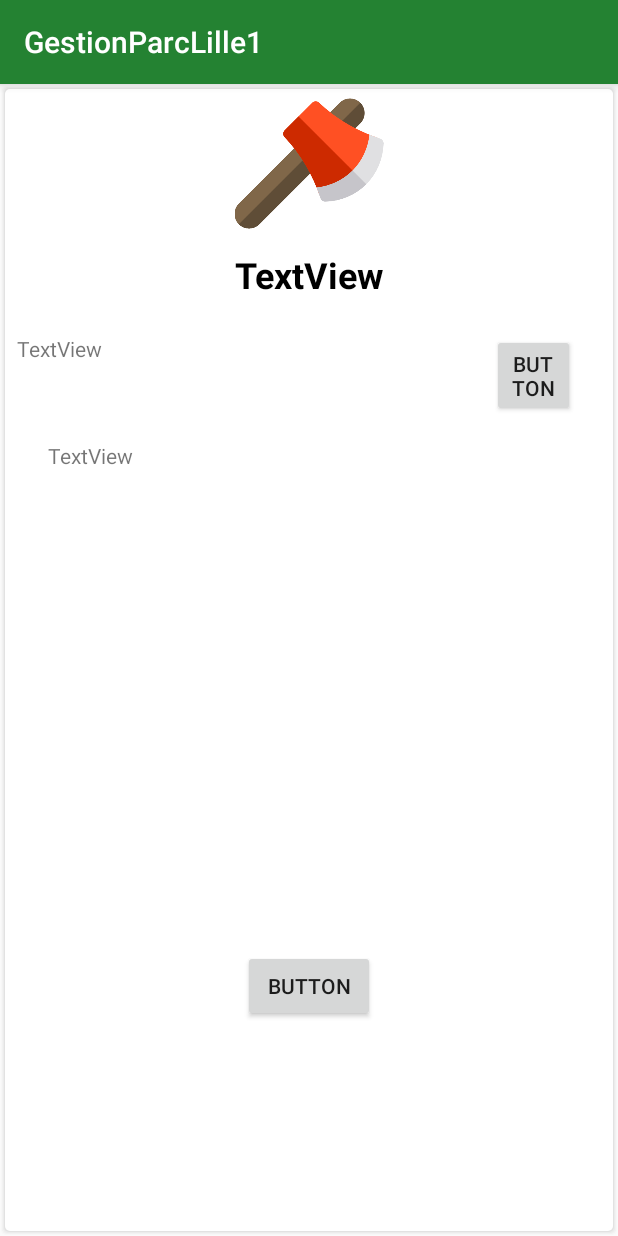
After one commit to hvalette/GestionParcLille1, an Android app: the DetailActivity screen opened directly, with no data from a screen before it, on a phone screen of 412 x 824 dp. The commit adds this screen. Run offline under Robolectric (Android 15) with nearby library versions, the phone set to English and light mode, and no system bars; our stand-ins replace Room's generated code; 3 statements that could not run were skipped.

Commit message:
get address from lat/long + view details of element + delete 1 element + see address on gmap

```diff
--- a/app/src/main/java/com/lille1/hvalette/gestionparclille1/AddProblemeActivity.kt
+++ b/app/src/main/java/com/lille1/hvalette/gestionparclille1/AddProblemeActivity.kt
@@ -12,6 +12,7 @@ import android.support.v4.app.ActivityCompat
 import android.util.Log
 import android.widget.AdapterView
 import android.widget.ArrayAdapter
+import android.widget.Toast
 import kotlinx.android.synthetic.main.activity_add_probleme.*
 
 class AddProblemeActivity : AppCompatActivity() {
@@ -30,7 +31,7 @@ class AddProblemeActivity : AppCompatActivity() {
         }else{
             val myLocation = locationManager?.getLastKnownLocation(LocationManager.PASSIVE_PROVIDER)
             latitude.setText(myLocation?.latitude.toString())
-            latitude.setText(myLocation?.longitude.toString())
+            longitude.setText(myLocation?.longitude.toString())
             locationManager?.requestLocationUpdates(LocationManager.GPS_PROVIDER, 0L, 0f, locationListener);
             locationManager?.requestLocationUpdates(LocationManager.NETWORK_PROVIDER, 0L, 0f, locationListener);
         }
@@ -40,7 +41,8 @@ class AddProblemeActivity : AppCompatActivity() {
         type.adapter = ArrayAdapter(this, android.R.layout.simple_spinner_dropdown_item, myStrings)
         var dao = GestionParcLille1App.database.problemeDao()
         submit.setOnClickListener{
-            dao.insert(Probleme(type.selectedItemPosition, latitude.text.toString().toDouble(), longitude.text.toString().toDouble(), description.text.toString()))
+            val probleme = Probleme(type.selectedItemPosition, latitude.text.toString().toDouble(), longitude.text.toString().toDouble(), description.text.toString())
+            dao.insert(probleme)
             val intent = Intent(this, HomeActivity::class.java)
             startActivity(intent)
         }
--- a/app/src/main/java/com/lille1/hvalette/gestionparclille1/Probleme.kt
+++ b/app/src/main/java/com/lille1/hvalette/gestionparclille1/Probleme.kt
@@ -4,7 +4,7 @@ import android.arch.persistence.room.Entity
 import android.arch.persistence.room.PrimaryKey
 
 @Entity(tableName = "problemes")
-data class Probleme(var type: Int, var lat: Double, var long: Double, var description: String) {
+data class Probleme(var type: Int, var latitude: Double, var longitude: Double, var description: String) {
     @PrimaryKey(autoGenerate = true)
     var id: Long = 0
 
--- a/app/src/main/java/com/lille1/hvalette/gestionparclille1/ProblemeDao.kt
+++ b/app/src/main/java/com/lille1/hvalette/gestionparclille1/ProblemeDao.kt
@@ -8,6 +8,9 @@ interface ProblemeDao {
     @Query("SELECT * from problemes")
     fun getAll(): List<Probleme>
 
+    @Query("SELECT * FROM problemes WHERE id = :id ")
+    fun getById(id:Int): Probleme
+
     @Insert
     fun insert(probleme: Probleme)
 
--- a/app/src/main/java/com/lille1/hvalette/gestionparclille1/ui/home/HomeFragment.kt
+++ b/app/src/main/java/com/lille1/hvalette/gestionparclille1/ui/home/HomeFragment.kt
@@ -3,7 +3,6 @@ package com.lille1.hvalette.gestionparclille1.ui.home
 import android.arch.lifecycle.ViewModelProviders
 import android.content.Intent
 import android.os.Bundle
-import android.support.v4.app.ActivityCompat
 import android.support.v4.app.Fragment
 import android.support.v7.widget.LinearLayoutManager
 import android.support.v7.widget.RecyclerView
@@ -42,7 +41,6 @@ class HomeFragment : Fragment() {
         val myDataset = GestionParcLille1App.database.problemeDao().getAll()
         viewManager = LinearLayoutManager(this.context)
         viewAdapter = GestionAdapter(myDataset, this.context)
-
         recyclerView = problemes_recycler_view
         recyclerView.setHasFixedSize(true)
         recyclerView.layoutManager = viewManager
--- /dev/null
+++ b/app/src/main/res/layout/activity_detail.xml
@@ -0,0 +1,85 @@
+<?xml version="1.0" encoding="utf-8"?>
+<android.support.constraint.ConstraintLayout xmlns:android="http://schemas.android.com/apk/res/android"
+    xmlns:app="http://schemas.android.com/apk/res-auto"
+    xmlns:tools="http://schemas.android.com/tools"
+    android:layout_width="match_parent"
+    android:layout_height="match_parent"
+    android:background="@drawable/shadow"
+    tools:context=".DetailActivity">
+
+    <ImageView
+        android:id="@+id/typeImage"
+        android:layout_width="wrap_content"
+        android:layout_height="99dp"
+        android:layout_marginEnd="8dp"
+        android:layout_marginStart="8dp"
+        app:layout_constraintEnd_toEndOf="parent"
+        app:layout_constraintStart_toStartOf="parent"
+        app:layout_constraintTop_toTopOf="parent"
+        app:srcCompat="@drawable/axe" />
+
+    <TextView
+        android:id="@+id/type"
+        android:layout_width="345dp"
+        android:layout_height="48dp"
+        android:layout_marginEnd="8dp"
+        android:layout_marginStart="8dp"
+        android:layout_marginTop="8dp"
+        android:text="TextView"
+        android:textAlignment="center"
+        android:textColor="@android:color/black"
+        android:textSize="24sp"
+        android:textStyle="bold"
+        android:typeface="normal"
+        app:layout_constraintEnd_toEndOf="parent"
+        app:layout_constraintStart_toStartOf="parent"
+        app:layout_constraintTop_toBottomOf="@+id/typeImage" />
+
+    <TextView
+        android:id="@+id/addresse"
+        android:layout_width="291dp"
+        android:layout_height="63dp"
+        android:layout_marginStart="8dp"
+        android:layout_marginTop="8dp"
+        android:text="TextView"
+        app:layout_constraintStart_toStartOf="parent"
+        app:layout_constraintTop_toBottomOf="@+id/type" />
+
+    <Button
+        android:id="@+id/localiser"
+        android:layout_width="55dp"
+        android:layout_height="wrap_content"
+        android:layout_marginEnd="8dp"
+        android:layout_marginStart="8dp"
+        android:layout_marginTop="8dp"
+        android:text="Button"
+        app:layout_constraintEnd_toEndOf="parent"
+        app:layout_constraintStart_toEndOf="@+id/addresse"
+        app:layout_constraintTop_toBottomOf="@+id/type" />
+
+    <TextView
+        android:id="@+id/description"
+        android:layout_width="348dp"
+        android:layout_height="200dp"
+        android:layout_marginEnd="8dp"
+        android:layout_marginStart="8dp"
+        android:layout_marginTop="8dp"
+        android:text="TextView"
+        app:layout_constraintEnd_toEndOf="parent"
+        app:layout_constraintStart_toStartOf="parent"
+        app:layout_constraintTop_toBottomOf="@+id/addresse" />
+
+    <Button
+        android:id="@+id/supprimer"
+        android:layout_width="wrap_content"
+        android:layout_height="wrap_content"
+        android:layout_marginBottom="8dp"
+        android:layout_marginEnd="8dp"
+        android:layout_marginStart="8dp"
+        android:layout_marginTop="8dp"
+        android:text="Button"
+        app:layout_constraintBottom_toBottomOf="parent"
+        app:layout_constraintEnd_toEndOf="parent"
+        app:layout_constraintStart_toStartOf="parent"
+        app:layout_constraintTop_toBottomOf="@+id/description" />
+</android.support.constraint.ConstraintLayout>
--- a/app/src/main/res/values/strings.xml
+++ b/app/src/main/res/values/strings.xml
@@ -1,3 +1,6 @@
 <resources>
     <string name="app_name">GestionParcLille1</string>
+
+    <!-- TODO: Remove or change this placeholder text -->
+    <string name="hello_blank_fragment">Hello blank fragment</string>
 </resources>
```
Also changed, not shown: app/build.gradle (+8 -6 lines), app/src/main/AndroidManifest.xml (+6 -6 lines), app/src/main/java/com/lille1/hvalette/gestionparclille1/DetailActivity.kt (added, +62 -0 lines), app/src/main/java/com/lille1/hvalette/gestionparclille1/GestionAdapter.kt (+20 -17 lines).
